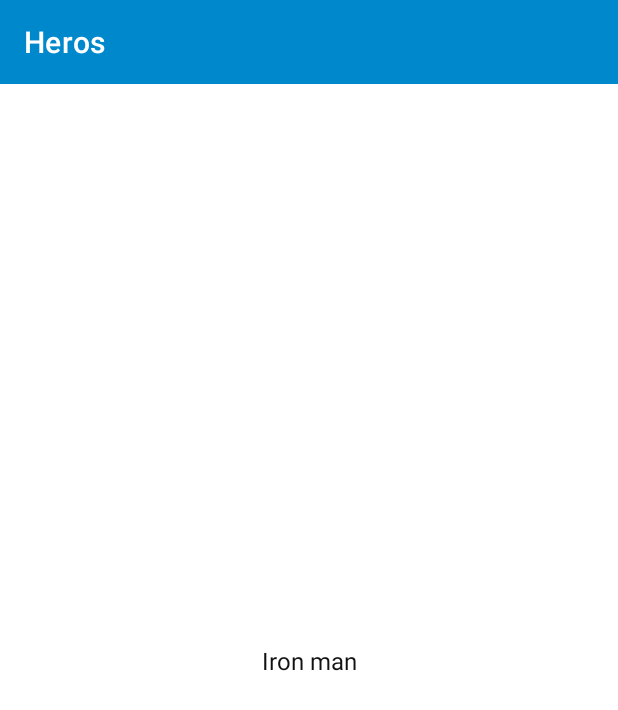
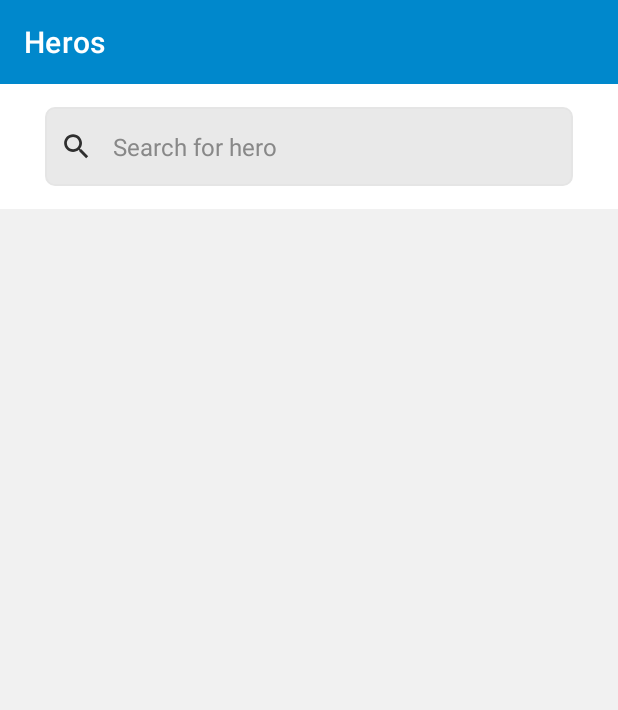
Before and after one commit to Tjx4/SuperHero-App, an Android app: the DashboardActivity screen opened directly, with no data from a screen before it, on a phone screen of 412 x 824 dp. Shown: the top 710 px of the screen. Run offline under Robolectric (Android 15) with nearby library versions, the phone set to English and light mode, and no system bars; our stand-ins replace data binding; 1 statement that could not run was skipped.

Commit message:
Added search box

```diff
--- a/app/src/main/java/co/za/immedia/superheroapp/features/dashboard/DashboardRepository.kt
+++ b/app/src/main/java/co/za/immedia/superheroapp/features/dashboard/DashboardRepository.kt
@@ -1,6 +1,16 @@
 package co.za.immedia.superheroapp.features.dashboard
 
 import co.za.immedia.superheroapp.helpers.RetrofitHelper
+import co.za.immedia.superheroapp.models.SuperHero
 
-class DashboardRepository(retrofit: RetrofitHelper) {
+class DashboardRepository(var retrofit: RetrofitHelper) {
+
+    suspend fun searchForSuperHero(url: String): List<SuperHero>?{
+        return try {
+            retrofit.searchSuperHero(url)
+        }
+        catch (ex: Exception){
+            null
+        }
+    }
 }
--- a/app/src/main/java/co/za/immedia/superheroapp/features/dashboard/DashboardViewModel.kt
+++ b/app/src/main/java/co/za/immedia/superheroapp/features/dashboard/DashboardViewModel.kt
@@ -11,8 +11,12 @@ class DashboardViewModel(application: Application, val dashboardRepository: Dash
     val superHero: MutableLiveData<SuperHero>
         get() = _superHero
 
+    private var _searchKeyWord: MutableLiveData<String> = MutableLiveData()
+    val searchKeyWord: MutableLiveData<String>
+        get() = _searchKeyWord
+
     init {
-        _superHero.value = SuperHero("Iron man")
+
     }
 
 }
--- a/app/src/main/java/co/za/immedia/superheroapp/helpers/RetrofitHelper.kt
+++ b/app/src/main/java/co/za/immedia/superheroapp/helpers/RetrofitHelper.kt
@@ -1,11 +1,9 @@
 package co.za.immedia.superheroapp.helpers
 
-import co.za.immedia.superheroapp.constants.SEARCH_SUPERHERO
 import co.za.immedia.superheroapp.models.SuperHero
 import retrofit2.http.*
 
-
 interface RetrofitHelper {
-    @GET(SEARCH_SUPERHERO)
-    suspend fun getAllUsers(@Query("authorization") token: String): SuperHero?
+    @GET
+    suspend fun searchSuperHero(@Url url: String): List<SuperHero>?
 }
--- /dev/null
+++ b/app/src/main/res/drawable-anydpi/ic_search_dark.xml
@@ -0,0 +1,11 @@
+<vector xmlns:android="http://schemas.android.com/apk/res/android"
+    android:width="24dp"
+    android:height="24dp"
+    android:viewportWidth="24"
+    android:viewportHeight="24"
+    android:tint="#000000"
+    android:alpha="0.8">
+  <path
+      android:fillColor="@android:color/white"
+      android:pathData="M15.5,14h-0.79l-0.28,-0.27C15.41,12.59 16,11.11 16,9.5 16,5.91 13.09,3 9.5,3S3,5.91 3,9.5 5.91,16 9.5,16c1.61,0 3.09,-0.59 4.23,-1.57l0.27,0.28v0.79l5,4.99L20.49,19l-4.99,-5zM9.5,14C7.01,14 5,11.99 5,9.5S7.01,5 9.5,5 14,7.01 14,9.5 11.99,14 9.5,14z"/>
+</vector>
--- /dev/null
+++ b/app/src/main/res/drawable/search_background.xml
@@ -0,0 +1,17 @@
+<?xml version="1.0" encoding="utf-8"?>
+<selector xmlns:android="http://schemas.android.com/apk/res/android">
+    <item android:state_pressed="false">
+        <shape android:shape="rectangle">
+            <corners android:radius="6dp" />
+            <solid android:color="@color/editTextBackground" />
+            <stroke
+                android:width="1dp"
+                android:color="@color/editTextBackgroundOutline" />
+            <padding
+                android:bottom="4dp"
+                android:left="4dp"
+                android:right="4dp"
+                android:top="4dp" />
+        </shape>
+    </item>
+</selector>
--- a/app/src/main/res/layout/activity_dashboard.xml
+++ b/app/src/main/res/layout/activity_dashboard.xml
@@ -14,16 +14,39 @@ xmlns:app="http://schemas.android.com/apk/res-auto">
     android:layout_height="match_parent"
     tools:context=".features.dashboard.DashboardActivity">
 
-    <TextView
-        style="@style/DarkMediumTextView"
-        android:layout_width="wrap_content"
+    <EditText
+        android:id="@+id/txtSearch"
+        style="@style/SearchEditText"
+        android:layout_width="match_parent"
         android:layout_height="wrap_content"
-        tools:text="Hero"
-        android:text="@{dashboardViewModel.superHero.name}"
+        android:text="@={dashboardViewModel.searchKeyWord}"
+        android:hint="Search for hero"
+        android:layout_marginTop="@dimen/small_margin"
+        android:layout_marginHorizontal="@dimen/large_margin"
         app:layout_constraintLeft_toLeftOf="parent"
         app:layout_constraintRight_toRightOf="parent"
-        app:layout_constraintTop_toTopOf="parent"
-        app:layout_constraintBottom_toBottomOf="parent"/>
+        app:layout_constraintTop_toTopOf="parent"/>
+
+    <ImageView
+        android:layout_width="22dp"
+        android:layout_height="22dp"
+        android:src="@drawable/ic_search_dark"
+        android:layout_marginLeft="@dimen/xsmall_margin"
+        app:layout_constraintLeft_toLeftOf="@+id/txtSearch"
+        app:layout_constraintTop_toTopOf="@+id/txtSearch"
+        app:layout_constraintBottom_toBottomOf="@+id/txtSearch"/>
+
+    <FrameLayout
+        android:layout_width="match_parent"
+        android:layout_height="0dp"
+        android:layout_marginTop="@dimen/small_margin"
+        app:layout_constraintLeft_toLeftOf="parent"
+        app:layout_constraintRight_toRightOf="parent"
+        app:layout_constraintTop_toBottomOf="@+id/txtSearch"
+        app:layout_constraintBottom_toBottomOf="parent"
+        android:background="@color/greyBackground">
+
+    </FrameLayout>
 
 </androidx.constraintlayout.widget.ConstraintLayout>
 
--- a/app/src/main/res/values-v21/dimens.xml
+++ b/app/src/main/res/values-v21/dimens.xml
@@ -3,6 +3,7 @@
     <dimen name="small_text">12sp</dimen>
     <dimen name="medium_text">16sp</dimen>
     <dimen name="large_text">22sp</dimen>
+    <dimen name="xsmall_margin">10dp</dimen>
     <dimen name="small_margin">15dp</dimen>
     <dimen name="medium_margin">20dp</dimen>
     <dimen name="large_margin">30dp</dimen>
--- a/app/src/main/res/values/colors.xml
+++ b/app/src/main/res/values/colors.xml
@@ -9,5 +9,9 @@
     <color name="white">#FFFFFFFF</color>
     <color name="splash_background">#1F1F1C</color>
     <color name="dark_text">#111111</color>
+    <color name="grey_text">#888888</color>
     <color name="light_text">#ffffff</color>
+    <color name="editTextBackground">#E9E9E9</color>
+    <color name="editTextBackgroundOutline">#E5E5E5</color>
+    <color name="greyBackground">#F1F1F1</color>
 </resources>
--- a/app/src/main/res/values/themes.xml
+++ b/app/src/main/res/values/themes.xml
@@ -43,4 +43,14 @@
     <style name="SmallTextView" parent="BaseTextView">
         <item name="android:textSize">@dimen/small_text</item>
     </style>
+    <style name="SearchEditText">
+        <item name="android:textColorHint">@color/grey_text</item>
+        <item name="android:textSize">@dimen/medium_text</item>
+        <item name="android:textColor">@color/dark_text</item>
+        <item name="android:background">@drawable/search_background</item>
+        <item name="android:paddingLeft">45dp</item>
+        <item name="android:paddingRight">@dimen/small_margin</item>
+        <item name="android:paddingTop">@dimen/small_margin</item>
+        <item name="android:paddingBottom">@dimen/small_margin</item>
+    </style>
 </resources>
```
Also changed, not shown: app/src/main/res/drawable-hdpi/ic_search_dark.png (added), app/src/main/res/drawable-mdpi/ic_search_dark.png (added), app/src/main/res/drawable-xhdpi/ic_search_dark.png (added), app/src/main/res/drawable-xxhdpi/ic_search_dark.png (added).
